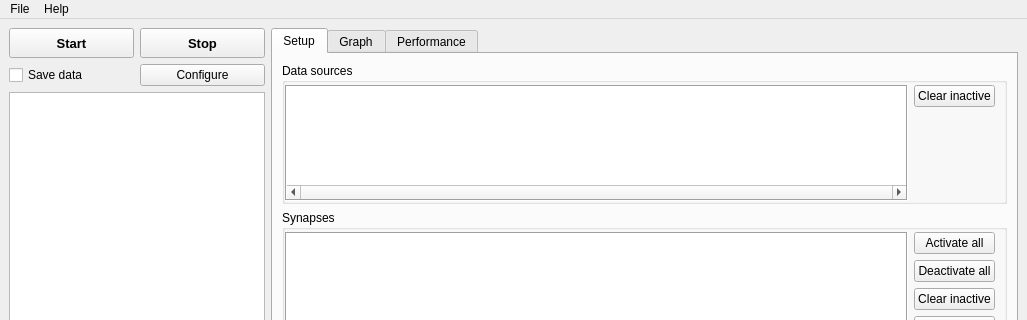
Old version of the form src/gui/MainWin.ui in the repository CompEphys-team/stdpc; both pictures show x 0 to 1027 and y 0 to 320 of the 1027 by 522 pixel window.
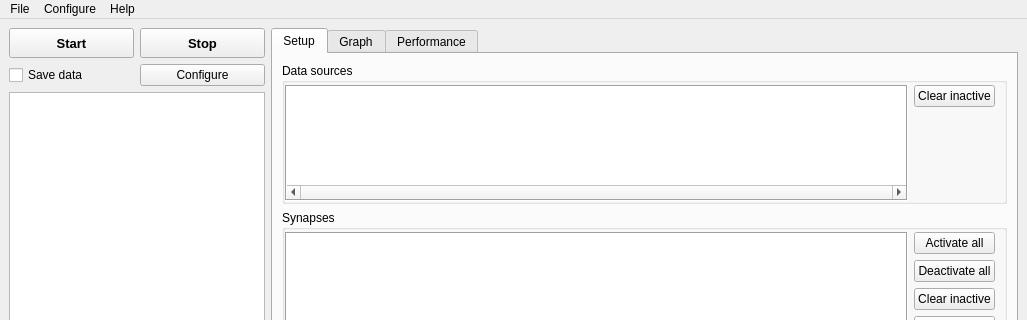
New version of the form. Custom widgets are drawn as their Qt base class.

Patch:
```diff
--- a/src/gui/MainWin.ui
+++ b/src/gui/MainWin.ui
@@ -414,7 +414,14 @@
     </property>
     <addaction name="actionAbout"/>
    </widget>
+   <widget class="QMenu" name="menuConfigure">
+    <property name="title">
+     <string>Configure</string>
+    </property>
+    <addaction name="actionStart_trigger"/>
+   </widget>
    <addaction name="menuFile"/>
+   <addaction name="menuConfigure"/>
    <addaction name="menuHelp"/>
   </widget>
   <widget class="QStatusBar" name="statusbar"/>
```
Left out of the diff: 5 changed lines with no effect on the pictures.
